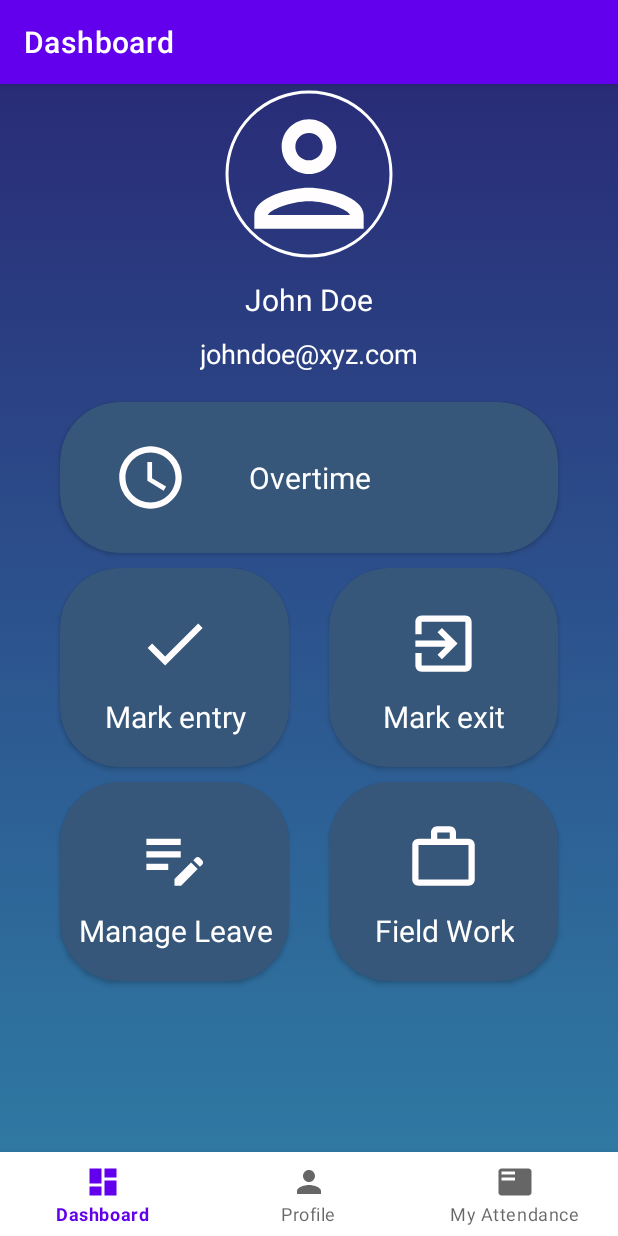
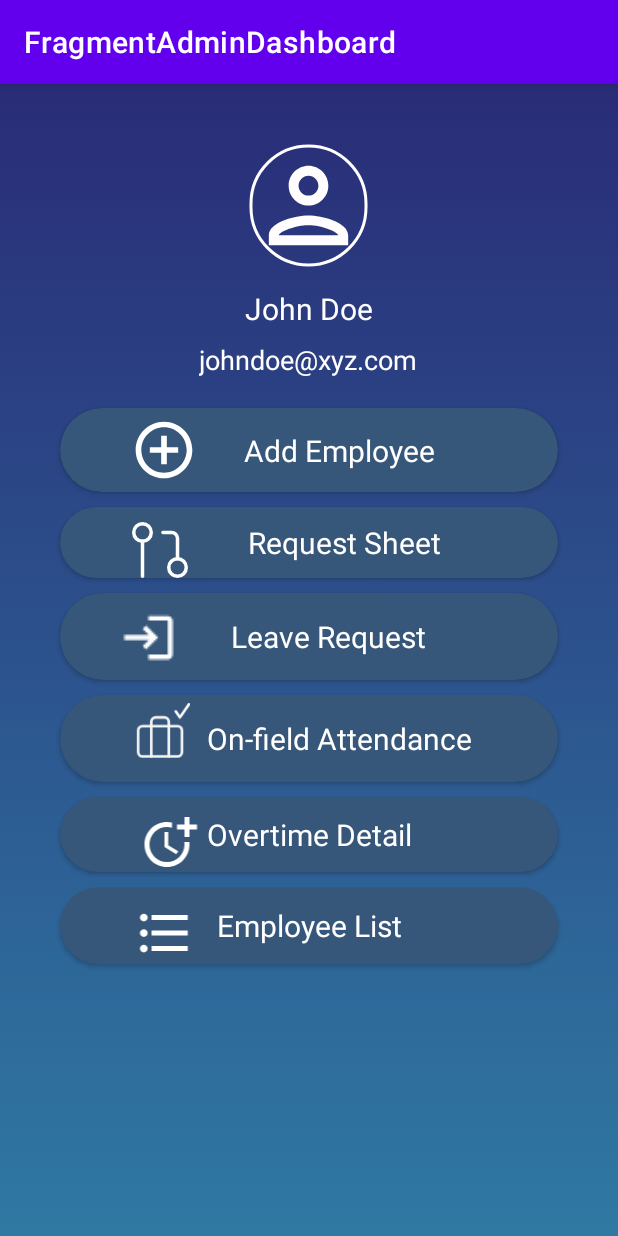
Before and after one commit to akamhackathon/AKAM_hackathon, an Android app: the screen it shows after launch once a user with an empty profile is signed in (MainActivityEmployee before the commit, MainActivityAdmin after it), on a phone screen of 412 x 824 dp. Run offline under Robolectric (Android 15) with nearby library versions, the phone set to English and light mode, and no system bars; our stand-ins replace Dagger/Hilt's generated code, Firebase (no records; nobody signed in at launch, a user with empty details on screens opened directly), navigation-ui.

Commit message:
8th October 2022

```diff
--- a/app/src/main/java/com/ryan/project/MainActivityAdmin.kt
+++ b/app/src/main/java/com/ryan/project/MainActivityAdmin.kt
@@ -11,12 +11,13 @@ import androidx.navigation.ui.setupActionBarWithNavController
 import androidx.navigation.ui.setupWithNavController
 import com.google.android.material.bottomnavigation.BottomNavigationView
 import com.ryan.project.databinding.ActivityMainAdminBinding
+import dagger.hilt.android.AndroidEntryPoint
 
+@AndroidEntryPoint
 class MainActivityAdmin : AppCompatActivity() {
 
     private lateinit var binding: ActivityMainAdminBinding
     private lateinit var navController: NavController
-    private lateinit var bottomNavBar: BottomNavigationView
     private lateinit var appBarConfig: AppBarConfiguration
 
     override fun onCreate(savedInstanceState: Bundle?) {
@@ -37,7 +38,6 @@ class MainActivityAdmin : AppCompatActivity() {
         ).build()
 
         setupActionBarWithNavController(navController, appBarConfig)
-        bottomNavBar.setupWithNavController(navController)
         NavigationUI.setupActionBarWithNavController(this, navController, appBarConfig)
 
     }
--- a/app/src/main/java/com/ryan/project/authentication/authfragments/ui/login/LoginFragment.kt
+++ b/app/src/main/java/com/ryan/project/authentication/authfragments/ui/login/LoginFragment.kt
@@ -6,6 +6,7 @@ import android.view.View
 import androidx.fragment.app.Fragment
 import androidx.lifecycle.ViewModelProvider
 import androidx.navigation.fragment.findNavController
+import com.ryan.project.MainActivityAdmin
 import com.ryan.project.MainActivityEmployee
 import com.ryan.project.R
 import com.ryan.project.databinding.FragmentLoginBinding
@@ -97,7 +98,7 @@ class LoginFragment : Fragment(R.layout.fragment_login) {
                     )
                 }
             } else {
-                Intent(requireContext(), MainActivityEmployee::class.java).also { intent ->
+                Intent(requireContext(), MainActivityAdmin::class.java).also { intent ->
                     startActivity(intent)
                     requireActivity().finish()
                 }
--- a/app/src/main/java/com/ryan/project/authentication/authfragments/ui/splash/SplashFragment.kt
+++ b/app/src/main/java/com/ryan/project/authentication/authfragments/ui/splash/SplashFragment.kt
@@ -7,6 +7,7 @@ import androidx.fragment.app.Fragment
 import androidx.navigation.fragment.findNavController
 import com.google.firebase.auth.ktx.auth
 import com.google.firebase.ktx.Firebase
+import com.ryan.project.MainActivityAdmin
 import com.ryan.project.MainActivityEmployee
 import com.ryan.project.R
 import com.ryan.project.databinding.SplashScreenBinding
@@ -21,7 +22,7 @@ class SplashFragment : Fragment(R.layout.splash_screen) {
         super.onViewCreated(view, savedInstanceState)
 
         if (Firebase.auth.currentUser?.uid != null){
-            Intent(requireContext(), MainActivityEmployee::class.java).also {
+            Intent(requireContext(), MainActivityAdmin::class.java).also {
                 startActivity(it)
                 requireActivity().finish()
             }
--- a/app/src/main/java/com/ryan/project/mainactivityemployee/mainfragments/ui/dashboard/DashboardFragment.kt
+++ b/app/src/main/java/com/ryan/project/mainactivityemployee/mainfragments/ui/dashboard/DashboardFragment.kt
@@ -13,7 +13,9 @@ import com.ryan.project.R
 import com.ryan.project.databinding.FragmentDashboardBinding
 import com.ryan.project.service.LocationService
 import com.ryan.project.utils.EventObserver
+import dagger.hilt.android.AndroidEntryPoint
 
+@AndroidEntryPoint
 class DashboardFragment : Fragment(R.layout.fragment_dashboard) {
     private lateinit var binding: FragmentDashboardBinding
     private lateinit var viewModel: DashboardViewModel
--- a/app/src/main/java/com/ryan/project/mainactivityemployee/mainfragments/ui/manageleave/ManageLeaveFragment.kt
+++ b/app/src/main/java/com/ryan/project/mainactivityemployee/mainfragments/ui/manageleave/ManageLeaveFragment.kt
@@ -6,8 +6,10 @@ import androidx.fragment.app.Fragment
 import androidx.navigation.fragment.findNavController
 import com.ryan.project.R
 import com.ryan.project.databinding.ManageLeaveBinding
+import dagger.hilt.android.AndroidEntryPoint
 
-class ManageLeaveFragment : Fragment(R.layout.fragment_manage_leave) {
+@AndroidEntryPoint
+class ManageLeaveFragment : Fragment(R.layout.manage_leave) {
 
     private lateinit var binding: ManageLeaveBinding
 
--- a/app/src/main/java/com/ryan/project/mainactivityemployee/mainfragments/ui/myattendance/FragmentMyAttendance.kt
+++ b/app/src/main/java/com/ryan/project/mainactivityemployee/mainfragments/ui/myattendance/FragmentMyAttendance.kt
@@ -5,7 +5,9 @@ import android.view.View
 import androidx.fragment.app.Fragment
 import com.ryan.project.R
 import com.ryan.project.databinding.FragmentMyAttendanceBinding
+import dagger.hilt.android.AndroidEntryPoint
 
+@AndroidEntryPoint
 class FragmentMyAttendance: Fragment(R.layout.fragment_my_attendance) {
     private lateinit var binding: FragmentMyAttendanceBinding
 
--- a/app/src/main/java/com/ryan/project/mainactivityemployee/mainfragments/ui/profile/FragmentProfile.kt
+++ b/app/src/main/java/com/ryan/project/mainactivityemployee/mainfragments/ui/profile/FragmentProfile.kt
@@ -5,7 +5,9 @@ import android.view.View
 import androidx.fragment.app.Fragment
 import com.ryan.project.R
 import com.ryan.project.databinding.FragmentProfileBinding
+import dagger.hilt.android.AndroidEntryPoint
 
+@AndroidEntryPoint
 class FragmentProfile: Fragment(R.layout.fragment_profile) {
     private lateinit var binding: FragmentProfileBinding
 
--- a/app/src/main/res/layout/manage_leave.xml
+++ b/app/src/main/res/layout/manage_leave.xml
@@ -183,7 +183,6 @@
         app:layout_constraintHeight_percent="0.3"
         app:layout_constraintHorizontal_bias="0.495"
         app:layout_constraintStart_toStartOf="parent"
-        app:layout_constraintTop_toBottomOf="@+id/paid_leaves"
         app:layout_constraintVertical_bias="1.0"
         app:layout_constraintWidth_percent="0.7"
         app:srcCompat="@drawable/img_2" />
--- a/app/src/main/res/navigation/nav_graph_admin_main.xml
+++ b/app/src/main/res/navigation/nav_graph_admin_main.xml
@@ -7,5 +7,13 @@
     <fragment
         android:id="@+id/fragmentAdminDashboard"
         android:name="com.ryan.project.mainactivityadmin.mainfragments.ui.admindashboard.FragmentAdminDashboard"
-        android:label="FragmentAdminDashboard" />
+        android:label="FragmentAdminDashboard" >
+        <action
+            android:id="@+id/action_fragmentAdminDashboard_to_registerFragment2"
+            app:destination="@id/registerFragment2" />
+    </fragment>
+    <fragment
+        android:id="@+id/registerFragment2"
+        android:name="com.ryan.project.authentication.authfragments.ui.register.RegisterFragment"
+        android:label="RegisterFragment" />
 </navigation>
```
Also changed, not shown: app/src/main/java/com/ryan/project/di/AppModule.kt (+0 -7 lines), app/src/main/java/com/ryan/project/mainactivityadmin/mainfragments/ui/admindashboard/FragmentAdminDashboard.kt (+7 -3 lines).
